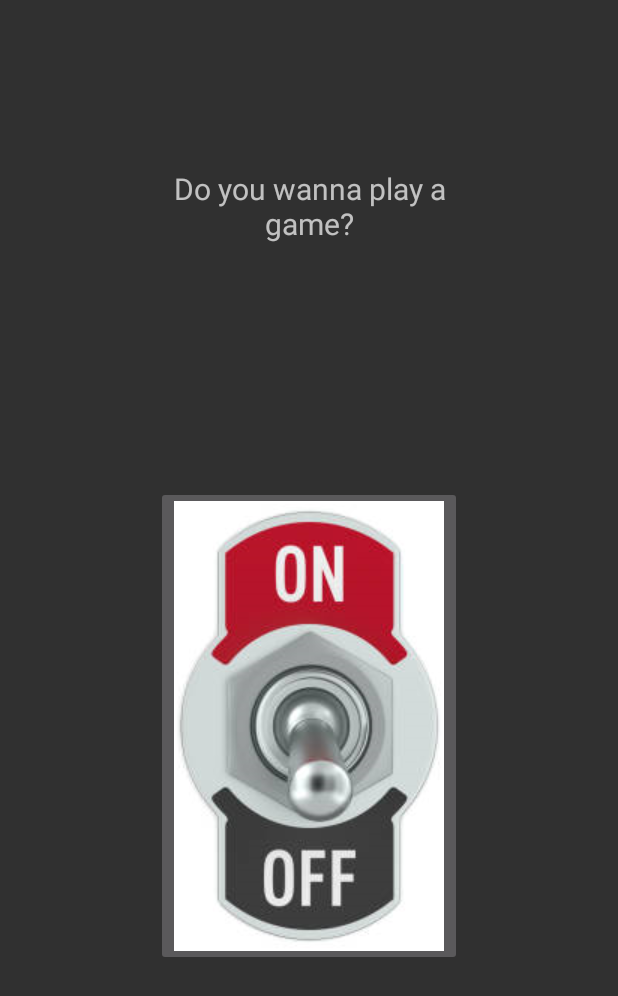
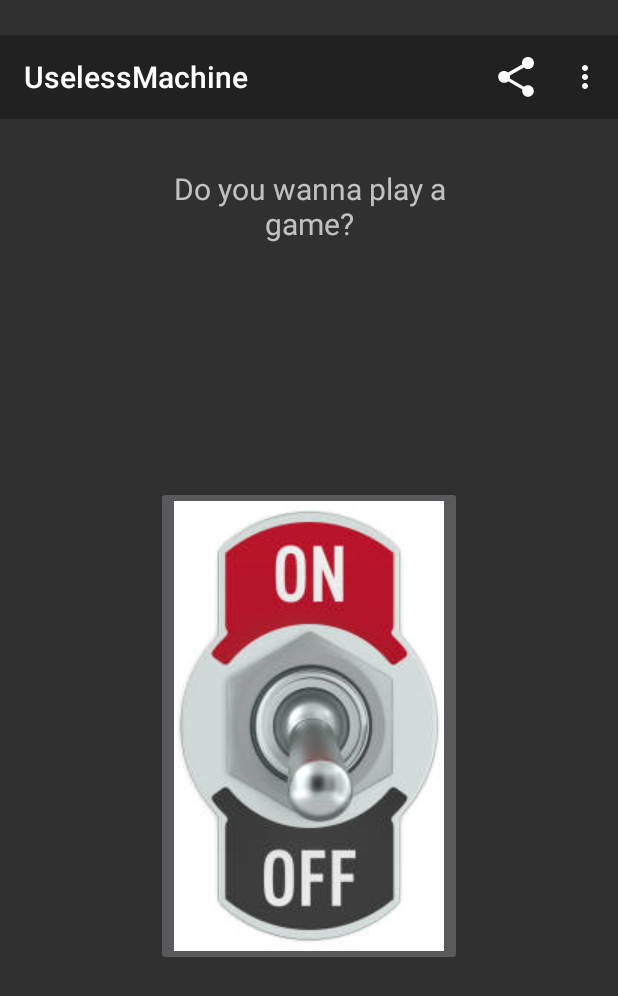
Before and after one commit to MarcelQ5/UselessMachine, an Android app: the XtremeMode screen opened directly, with no data from a screen before it, on a phone screen of 412 x 824 dp. Shown: the top 996 px of the screen. Run offline under Robolectric (Android 15) with nearby library versions, the phone set to English and light mode, and no system bars.

Commit message:
Added missing Toolbars to XtremeMode, Scoreboard and Credits

```diff
--- a/app/src/main/java/de/thu/uselessmachine/NormalMode.java
+++ b/app/src/main/java/de/thu/uselessmachine/NormalMode.java
@@ -20,7 +20,7 @@ import android.widget.TextView;
 
 public class NormalMode extends AppCompatActivity {
     private boolean isOn = false;
-    ShareActionProvider shareActionProvider;
+    private ShareActionProvider shareActionProvider;
     int scoreNormal = 0;
 
     @Override
@@ -55,7 +55,7 @@ public class NormalMode extends AppCompatActivity {
         getMenuInflater().inflate(R.menu.general_menu, menu);
         MenuItem shareItem = menu.findItem(R.id.action_share);
         shareActionProvider = (ShareActionProvider) MenuItemCompat.getActionProvider(shareItem);
-        setShareText("My current Normal score for the useless machine is: " + Integer.toString(scoreNormal) + " clicks");
+        setShareText("My current Normal score for the useless machine is: " + scoreNormal + " clicks");
         return true;
     }
 
--- a/app/src/main/java/de/thu/uselessmachine/XtremeMode.java
+++ b/app/src/main/java/de/thu/uselessmachine/XtremeMode.java
@@ -1,20 +1,79 @@
 package de.thu.uselessmachine;
 
+import androidx.annotation.NonNull;
 import androidx.appcompat.app.AppCompatActivity;
+import androidx.appcompat.widget.ShareActionProvider;
+import androidx.core.view.MenuItemCompat;
 
 import android.content.Context;
+import android.content.Intent;
+import android.content.SharedPreferences;
 import android.os.Bundle;
+import android.view.Menu;
+import android.view.MenuItem;
 import android.view.View;
 import android.widget.ImageButton;
 import android.widget.ImageView;
 import android.widget.TextView;
+import androidx.appcompat.widget.Toolbar;
+
 
 public class XtremeMode extends AppCompatActivity {
     private boolean isOn = false;
+    private ShareActionProvider shareActionProvider;
+    int scoreXtreme = 0;
     @Override
     protected void onCreate(Bundle savedInstanceState) {
         super.onCreate(savedInstanceState);
         setContentView(R.layout.activity_xtreme_mode);
+
+        Toolbar toolbar = (Toolbar)findViewById(R.id.toolbarXtreme);
+        setSupportActionBar(toolbar);
+    }
+
+    @Override
+    protected void onPause() {
+        super.onPause();
+        SharedPreferences prefs = getPreferences(Context.MODE_PRIVATE);
+        SharedPreferences.Editor editor = prefs.edit();
+        editor.putInt("scoreXtreme", scoreXtreme);
+        editor.apply();
+    }
+    @Override
+    protected void onResume() {
+        super.onResume();
+        SharedPreferences prefs = getPreferences(Context.MODE_PRIVATE);
+        scoreXtreme= prefs.getInt("scoreXtreme", 0);
+    }
+
+    @Override
+    public boolean onCreateOptionsMenu(Menu menu) {
+        getMenuInflater().inflate(R.menu.general_menu, menu);
+        MenuItem shareItem = menu.findItem(R.id.action_share);
+        shareActionProvider = (ShareActionProvider) MenuItemCompat.getActionProvider(shareItem);
+        setShareText("My current Xtreme score for the useless machine is: " + scoreXtreme + " clicks");
+        return true;
+    }
+
+    private void setShareText(String text) {
+        Intent shareIntent = new Intent(Intent.ACTION_SEND);
+        shareIntent.setType("text/plain");
+        if (text != null) {
+            shareIntent.putExtra(Intent.EXTRA_TEXT, text);
+        }
+        shareActionProvider.setShareIntent(shareIntent);
+    }
+
+    @Override
+    public boolean onOptionsItemSelected(@NonNull MenuItem item) {
+        switch (item.getItemId()) {
+            case R.id.backToMainMenu:
+                Intent backToMain = new Intent(this, MainActivity.class);
+                startActivity(backToMain);
+                return true;
+            default:
+                return super.onOptionsItemSelected(item);
+        }
     }
 
     public void onMainSwitchXtremeClicked(View view) {
@@ -39,6 +98,7 @@ public class XtremeMode extends AppCompatActivity {
                 switchButton.setImageResource(R.drawable.switch_off);
             }, waitTimeSwitch);
             isOn = false;
+            scoreXtreme++;
         }
     }
 }
--- a/app/src/main/res/layout/activity_xtreme_mode.xml
+++ b/app/src/main/res/layout/activity_xtreme_mode.xml
@@ -15,6 +15,20 @@
         android:textAlignment="center"
         android:textSize="20sp"
         app:layout_constraintBottom_toBottomOf="parent"
+        app:layout_constraintEnd_toEndOf="parent"
+        app:layout_constraintStart_toStartOf="parent"
+        app:layout_constraintTop_toTopOf="parent" />
+
+    <androidx.appcompat.widget.Toolbar
+        android:id="@+id/toolbarXtreme"
+        android:layout_width="match_parent"
+        android:layout_height="wrap_content"
+        android:layout_marginBottom="10dp"
+        android:background="?attr/colorPrimary"
+        android:minHeight="?attr/actionBarSize"
+        android:theme="?attr/actionBarTheme"
+        android:visibility="visible"
+        app:layout_constraintBottom_toTopOf="@+id/quoteXtreme"
         app:layout_constraintEnd_toEndOf="parent"
         app:layout_constraintStart_toStartOf="parent"
         app:layout_constraintTop_toTopOf="parent" />
```
Also changed, not shown: app/src/main/java/de/thu/uselessmachine/Credits.java (+42 -0 lines), app/src/main/java/de/thu/uselessmachine/Scoreboard.java (+43 -2 lines), app/src/main/res/layout/activity_credits.xml (+14 -0 lines), app/src/main/res/layout/activity_scoreboard.xml (+15 -0 lines).
